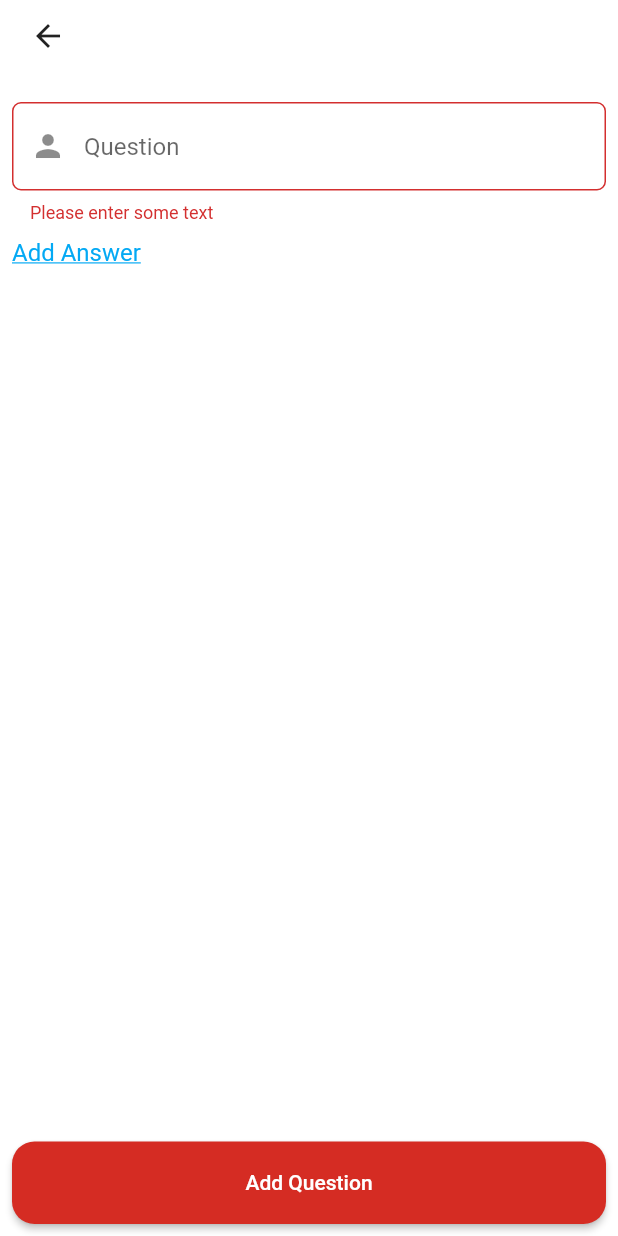
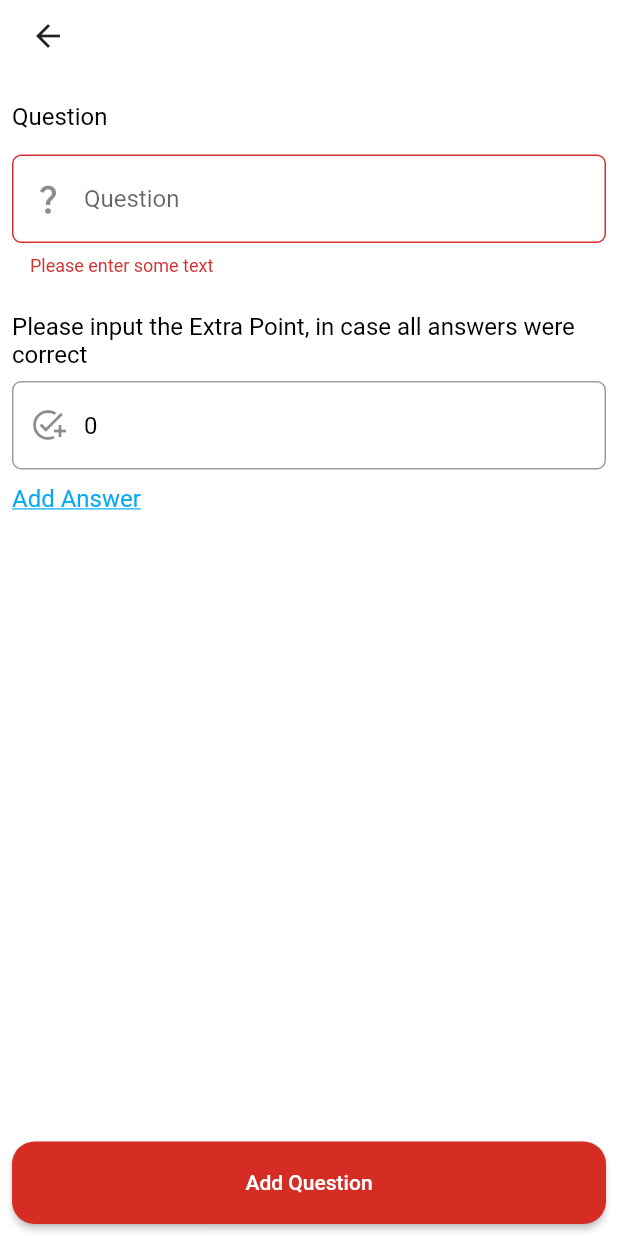
Before and after one commit to Ali-Abdolkarim/admin_side, a Flutter app: the AddQuestionPage screen opened directly with empty values, after a tap on "Add Question", on a phone screen of 412 x 824 dp. Run offline on Flutter 3.47's test engine with Material 2 defaults, Android fonts, the phone set to English and light mode, and no system bars; our stand-ins replace animated_toggle_switch, cloud_firestore, firebase_core, get, get_storage, google_fonts and 1 more; accounts and stored records are empty; Roboto replaces fonts that are missing (Ubuntu).

Commit message:
added exam code with extra point

```diff
--- a/lib/constants.dart
+++ b/lib/constants.dart
@@ -10,6 +10,8 @@ class Texts {
   static const String DATE = 'date';
   static const String TITLE = 'title';
   static const String ENABLED = 'enabled';
+  static const String CODEE = 'code';
+  static const String EXTRA_POINT = 'extra_point';
 }
 
 TextStyle kLoginTitleStyle(Size size) => GoogleFonts.ubuntu(
--- a/lib/views/add_question.dart
+++ b/lib/views/add_question.dart
@@ -22,10 +22,11 @@ class _AddQuestionPageState extends State<AddQuestionPage> {
   var answers = [];
   final _controller = TextEditingController();
   final _answerController = TextEditingController();
+  final _extraPointontroller = TextEditingController(text: '0');
 
   final _formState = GlobalKey<FormState>();
   final _answerFormState = GlobalKey<FormState>();
-  var _correctAnswer;
+  var _correctAnswers = [];
 
   @override
   void initState() {
@@ -50,7 +51,10 @@ class _AddQuestionPageState extends State<AddQuestionPage> {
       data = event.data();
       if (data != null) {
         if (data[Texts.CORRECT_ANSWER] != null) {
-          _correctAnswer = data[Texts.CORRECT_ANSWER];
+          _correctAnswers = data[Texts.CORRECT_ANSWER];
+        }
+        if (data[Texts.EXTRA_POINT] != null) {
+          _extraPointontroller.text = data[Texts.EXTRA_POINT];
         }
         if (data[Texts.QUESTION] != null) {
           _controller.text = data[Texts.QUESTION];
@@ -94,18 +98,18 @@ class _AddQuestionPageState extends State<AddQuestionPage> {
   void addQuestion() async {
     // var temp = answers.map((e) => {'${answers.indexOf(e)}': e}).toList();
     if (_formState.currentState!.validate()) {
-      if (_correctAnswer == null) {
-        Get.defaultDialog(
-            radius: 6,
-            cancel: SimpleButton(
-              'Cancel',
-              action: () => Get.back(),
-              borderRadius: 6,
-            ),
-            content: const CText(
-                'Please select an answer by tapping on one answer.'));
-        return;
-      }
+      // if (_correctAnswers == null) {
+      //   Get.defaultDialog(
+      //       radius: 6,
+      //       cancel: SimpleButton(
+      //         'Cancel',
+      //         action: () => Get.back(),
+      //         borderRadius: 6,
+      //       ),
+      //       content: const CText(
+      //           'Please select an answer by tapping on one answer.'));
+      //   return;
+      // }
       if (mounted) {
         setState(() {
           loading = true;
@@ -121,7 +125,8 @@ class _AddQuestionPageState extends State<AddQuestionPage> {
       DocumentReference questionRef = await db.collection(Texts.QUESTIONS).add({
         Texts.QUESTION: _controller.text.trim(),
         Texts.ANSWERS: answerRef.id,
-        Texts.CORRECT_ANSWER: _correctAnswer
+        Texts.CORRECT_ANSWER: _correctAnswers,
+        Texts.EXTRA_POINT: _extraPointontroller.text.trim(),
       });
 
       DocumentSnapshot examsSnapshot =
@@ -150,18 +155,18 @@ class _AddQuestionPageState extends State<AddQuestionPage> {
   void updateQuestion() async {
     // var temp = answers.map((e) => {'${answers.indexOf(e)}': e}).toList();
     if (_formState.currentState!.validate()) {
-      if (_correctAnswer == null) {
-        Get.defaultDialog(
-            radius: 6,
-            cancel: SimpleButton(
-              'Cancel',
-              action: () => Get.back(),
-              borderRadius: 6,
-            ),
-            content: const CText(
-                'Please select an answer by tapping on one answer.'));
-        return;
-      }
+      // if (_correctAnswers == null) {
+      //   Get.defaultDialog(
+      //       radius: 6,
+      //       cancel: SimpleButton(
+      //         'Cancel',
+      //         action: () => Get.back(),
+      //         borderRadius: 6,
+      //       ),
+      //       content: const CText(
+      //           'Please select an answer by tapping on one answer.'));
+      //   return;
+      // }
       if (mounted) {
         setState(() {
           loading = true;
@@ -177,7 +182,8 @@ class _AddQuestionPageState extends State<AddQuestionPage> {
       await db.collection(Texts.QUESTIONS).doc(widget.questionId).set({
         Texts.QUESTION: _controller.text.trim(),
         Texts.ANSWERS: answerRef.id,
-        Texts.CORRECT_ANSWER: _correctAnswer
+        Texts.CORRECT_ANSWER: _correctAnswers,
+        Texts.EXTRA_POINT: _extraPointontroller.text.trim(),
       });
       Navigator.pop(context);
     }
@@ -201,7 +207,7 @@ class _AddQuestionPageState extends State<AddQuestionPage> {
                 //   );
                 // }
                 return loading
-                    ? Center(
+                    ? const Center(
                         child: CircularProgressIndicator(),
                       )
                     : Column(
@@ -218,12 +224,21 @@ class _AddQuestionPageState extends State<AddQuestionPage> {
                                         CrossAxisAlignment.start,
                                     children: [
                                       const BackButton(),
+                                      const Padding(
+                                        padding: EdgeInsetsDirectional.fromSTEB(
+                                            0, 20, 0, 8),
+                                        child: CText(
+                                          'Question',
+                                          align: TextAlign.start,
+                                        ),
+                                      ),
                                       Container(
                                         margin: const EdgeInsetsDirectional
-                                            .fromSTEB(0, 20, 0, 0),
+                                            .fromSTEB(0, 8, 0, 0),
                                         child: SimpleFormInput(
                                           hintText: 'Question',
-                                          prefixIcon: const Icon(Icons.person),
+                                          prefixIcon:
+                                              const Icon(Icons.question_mark),
                                           controller: _controller,
                                           validator: (value) {
                                             if (value == null ||
@@ -235,6 +250,27 @@ class _AddQuestionPageState extends State<AddQuestionPage> {
                                             return null;
                                           },
                                         ),
+                                      ),
+                                      const Padding(
+                                        padding: EdgeInsetsDirectional.fromSTEB(
+                                            0, 24, 0, 8),
+                                        child: CText(
+                                          'Please input the Extra Point, in case all answers were correct',
+                                          align: TextAlign.start,
+                                        ),
+                                      ),
+                                      SimpleFormInput(
+                                        hintText: 'Extra Point',
+                                        prefixIcon: const Icon(Icons.add_task),
+                                        controller: _extraPointontroller,
+                                        validator: (value) {
+                                          if (value == null || value.isEmpty) {
+                                            return 'Please enter some text';
+                                          } else if (!value.isNum) {
+                                            return 'Please enter Number';
+                                          }
+                                          return null;
+                                        },
                                       ),
                                       if (answers.isNotEmpty)
                                         Container(
@@ -255,8 +291,17 @@ class _AddQuestionPageState extends State<AddQuestionPage> {
                                                   Expanded(
                                                     child: GestureDetector(
                                                       onTap: () {
-                                                        _correctAnswer =
-                                                            answers.indexOf(e);
+                                                        // checking if correct answers contain the selected answer
+                                                        _correctAnswers.contains(
+                                                                answers
+                                                                    .indexOf(e))
+                                                            ? _correctAnswers
+                                                                .remove(answers
+                                                                    .indexOf(e))
+                                                            : _correctAnswers
+                                                                .add(answers
+                                                                    .indexOf(
+                                                                        e));
                                                         setState(() {});
                                                       },
                                                       child: CText(
@@ -265,8 +310,8 @@ class _AddQuestionPageState extends State<AddQuestionPage> {
                                                       ),
                                                     ),
                                                   ),
-                                                  if (answers.indexOf(e) ==
-                                                      _correctAnswer)
+                                                  if (_correctAnswers.contains(
+                                                      answers.indexOf(e)))
                                                     Container(
                                                       decoration:
                                                           const BoxDecoration(
--- a/pubspec.yaml
+++ b/pubspec.yaml
@@ -44,6 +44,7 @@ dependencies:
   get_storage: ^2.0.3
   animated_toggle_switch: ^0.6.1
   intl: ^0.18.0
+  uuid: ^3.0.7
 
 dev_dependencies:
   flutter_test:
```
Also changed, not shown: lib/views/exam_list_page.dart (+7 -5 lines).
